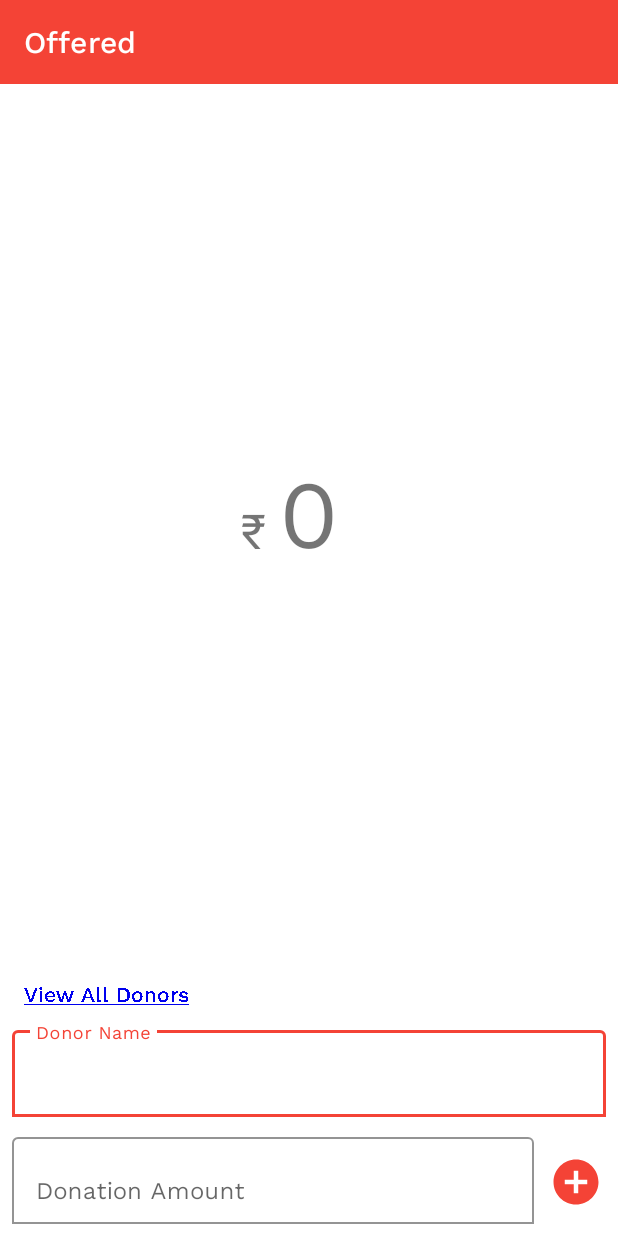
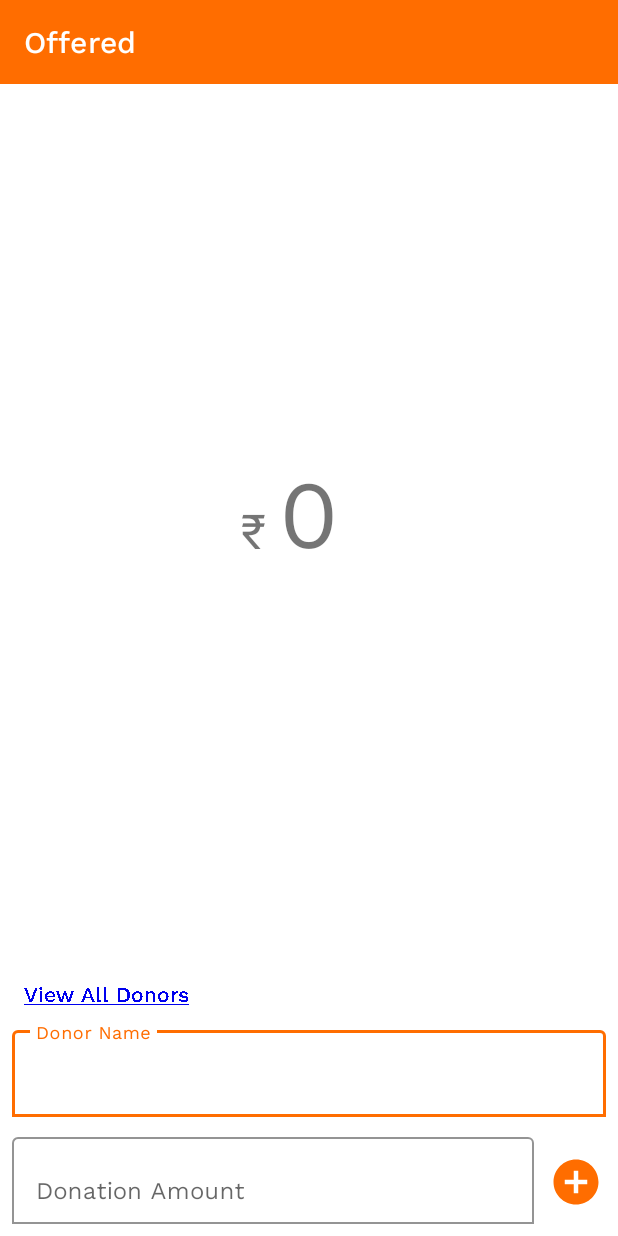
Before and after one commit to gitryder/Offered, an Android app: the screen it shows after launch (MakeDonationActivity), on a phone screen of 412 x 824 dp. Run offline under Robolectric (Android 15) with nearby library versions, the phone set to English and light mode, and no system bars.

Commit message:
:lipstick: Changed App Colors

```diff
--- a/app/src/main/res/values/colors.xml
+++ b/app/src/main/res/values/colors.xml
@@ -1,8 +1,8 @@
 <?xml version="1.0" encoding="utf-8"?>
 <resources>
-    <color name="colorPrimary">#F44336</color>
-    <color name="colorPrimaryDark">#D32F2F</color>
-    <color name="colorAccent">#FFC107</color>
+    <color name="colorPrimary">#ff6d00</color>
+    <color name="colorPrimaryDark">#c43c00</color>
+    <color name="colorAccent">#ff9e40</color>
 
     <color name="textViewLinkColor">#0000ee</color>
 </resources>
```
